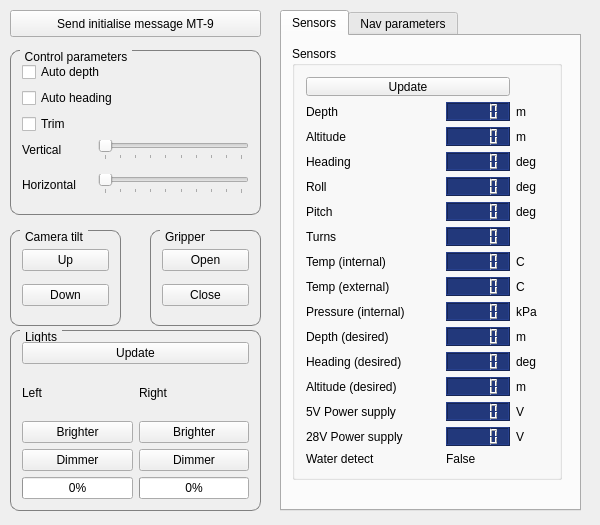
Old version of the form src/volturnus_gui.ui in the repository nrjl/rqt_volturnus.
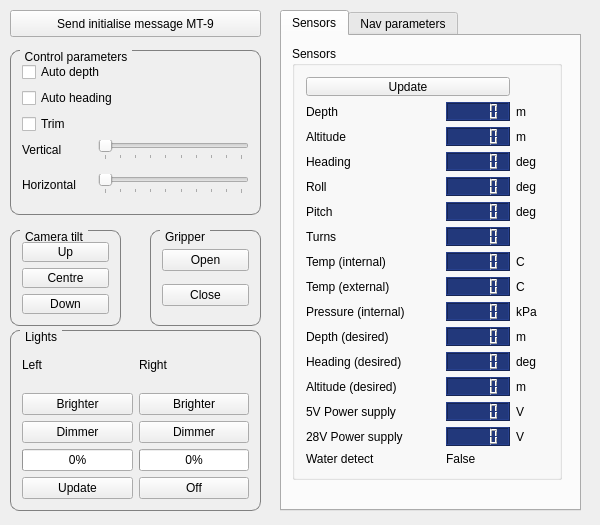
New version of the form. The open tabs and pages were chosen to show the change.

Commit message: Added lights progress bar support, navigation pane connected, lights off button, tilt centre button, sensor voltages divided by 1000

Patch:
```diff
--- a/src/volturnus_gui.ui
+++ b/src/volturnus_gui.ui
@@ -41,13 +41,6 @@
     <string>Lights</string>
    </property>
    <layout class="QGridLayout" name="gridLayout_4">
-    <item row="0" column="0" colspan="2">
-     <widget class="QPushButton" name="lights_updateButton">
-      <property name="text">
-       <string>Update</string>
-      </property>
-     </widget>
-    </item>
     <item row="1" column="0">
      <layout class="QVBoxLayout" name="left">
       <item>
@@ -112,6 +105,20 @@
       </item>
      </layout>
     </item>
+    <item row="2" column="0">
+     <widget class="QPushButton" name="lights_updateButton">
+      <property name="text">
+       <string>Update</string>
+      </property>
+     </widget>
+    </item>
+    <item row="2" column="1">
+     <widget class="QPushButton" name="lights_offButton">
+      <property name="text">
+       <string>Off</string>
+      </property>
+     </widget>
+    </item>
    </layout>
   </widget>
   <widget class="QTabWidget" name="requestTab">
@@ -749,6 +756,13 @@
       </property>
      </widget>
     </item>
+    <item>
+     <widget class="QPushButton" name="tilt_centreButton">
+      <property name="text">
+       <string>Centre</string>
+      </property>
+     </widget>
+    </item>
     <item>
      <widget class="QPushButton" name="tilt_downButton">
       <property name="text">
```
Left out of the diff: 2 changed lines with no effect on the pictures. The commit also changes 3 other files.
